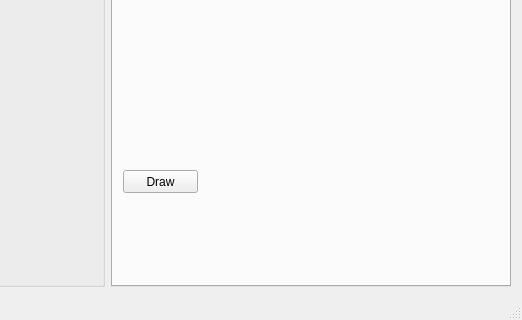
Old version of the form mainwindow.ui in the repository kiselvserg/CGM; both pictures show x 481 to 1003 and y 294 to 614 of the 1003 by 614 pixel window.
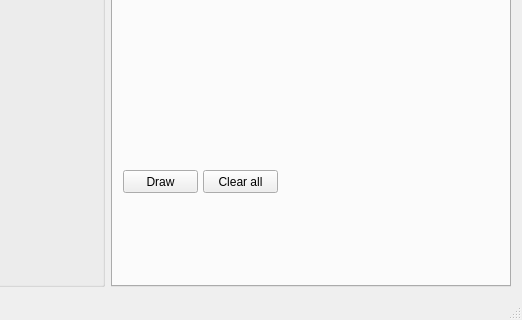
New version of the form.

What changed in the file:
```diff
--- a/mainwindow.ui
+++ b/mainwindow.ui
@@ -217,6 +217,19 @@
            </item>
           </layout>
          </widget>
+         <widget class="QPushButton" name="clearAllButton">
+          <property name="geometry">
+           <rect>
+            <x>90</x>
+            <y>410</y>
+            <width>75</width>
+            <height>23</height>
+           </rect>
+          </property>
+          <property name="text">
+           <string>Clear all</string>
+          </property>
+         </widget>
         </widget>
         <widget class="QWidget" name="tab_2">
          <attribute name="title">
```
